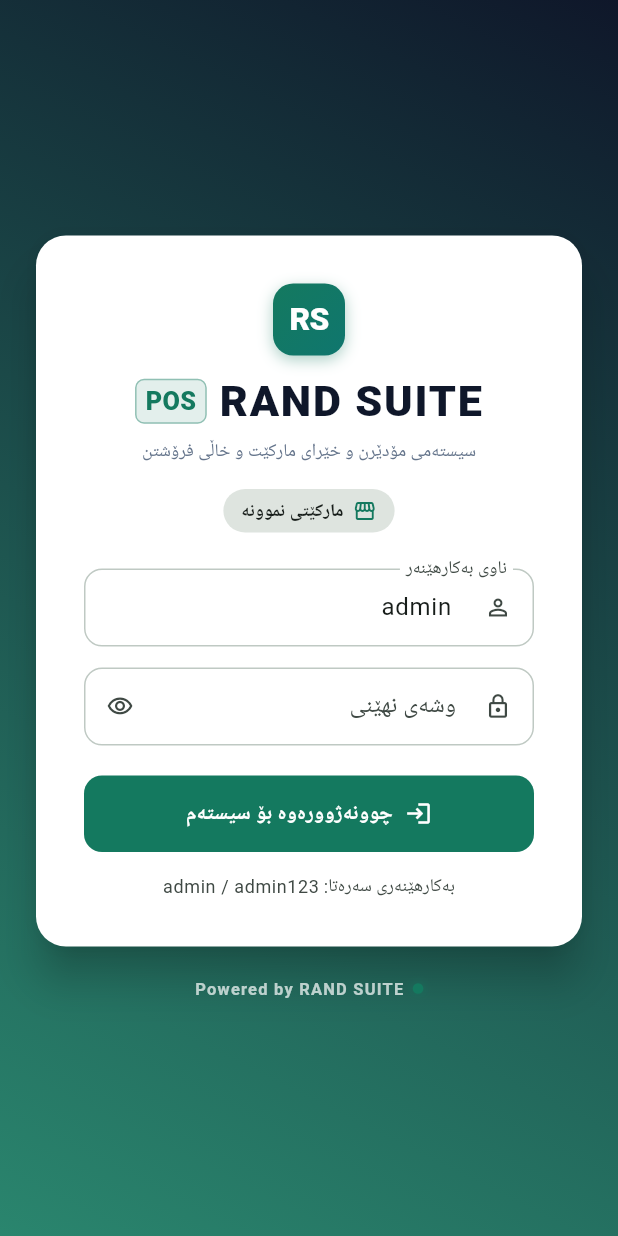
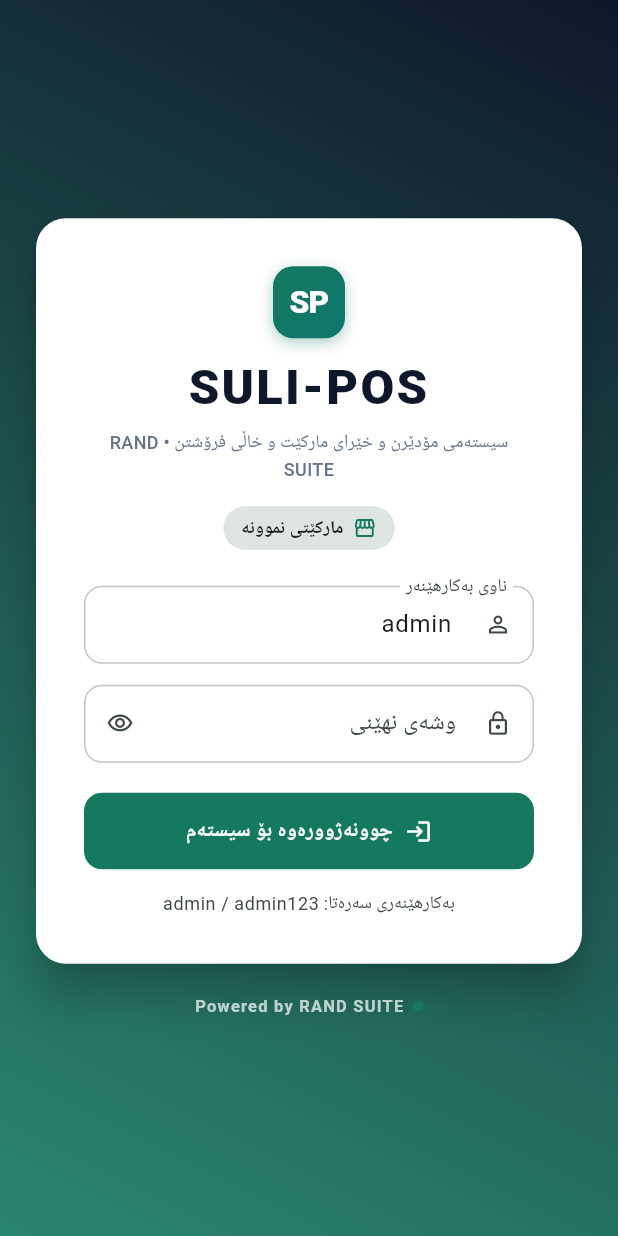
Before and after one commit to warzerahmed-ui/Suli-POS, a Flutter app: the screen it shows after launch, on a phone screen of 412 x 824 dp. Run offline on Flutter 3.47's test engine with Material 3 defaults, Android fonts, the phone set to English and light mode, and no system bars; our stand-ins replace shared_preferences; accounts and stored records are empty; network calls fail.

Commit message:
Update system name to SULI-POS across application, PWA manifest, branded icons and headers

```diff
--- a/lib/core/app_strings.dart
+++ b/lib/core/app_strings.dart
@@ -7,12 +7,12 @@
   const AppStrings._();
 
   // ── گشتی (common) ────────────────────────────────────────────────────────
-  static const String appTitle = 'RAND SUITE POS';
+  static const String appTitle = 'SULI-POS';
   static const String appSubtitle = 'سیستەمی پێشکەوتووی بەڕێوەبردنی خاڵی فرۆشتن';
-  static const String brandName = 'RAND SUITE';
+  static const String brandName = 'SULI-POS';
   static const String poweredBy = 'Powered by RAND SUITE';
   static const String developedBy = 'گەشەپێدراوە لەلایەن RAND SUITE';
-  static const String brandTagline = 'سیستەمی مۆدێرن و خێرای مارکێت و خاڵی فرۆشتن';
+  static const String brandTagline = 'سیستەمی مۆدێرن و خێرای مارکێت و خاڵی فرۆشتن • RAND SUITE';
   static const String loading = 'چاوەڕوان بە...';
   static const String noData = 'هیچ داتایەک نییە';
   static const String search = 'گەڕان';
@@ -256,12 +256,12 @@
   // ── بەرنامەی مۆبایل (PWA Install) ───────────────────────────────────────
   static const String installApp = 'دابەزاندنی ئەپ بۆ مۆبایل';
   static const String installAppDesc = 'بەکارهێنانی سیستەم وەک ئەپێکی سەربەخۆی مۆبایل';
-  static const String pwaInstallTitle = 'دامەزراندنی Suli POS لەسەر مۆبایل';
+  static const String pwaInstallTitle = 'دامەزراندنی SULI-POS لەسەر مۆبایل';
   static const String pwaInstallIosGuide =
       'بۆ ئەوەی سیستەمەکە وەک ئەپێکی ڕەسمی لەسەر ئایفۆن دابەزێت:\n'
       '١. لە وێبگەڕی Safari دەست بنێ بە دوگمەی هاوبەشکردن (Share ⎋).\n'
       '٢. لە لیستەکەدا کلیک بکە لەسەر "Add to Home Screen" (زیادکردن بۆ پەڕەی سەرەکی).\n'
-      '٣. دەست بنێ بە Add. ئێستا ئایکۆنی ڕەسمی Suli POS دەکەوێتە سەر شاشەی مۆبایلەکەت!';
+      '٣. دەست بنێ بە Add. ئێستا ئایکۆنی ڕەسمی SULI-POS دەکەوێتە سەر شاشەی مۆبایلەکەت!';
   static const String pwaInstallAndroidGuide =
       'بۆ ئەوەی سیستەمەکە وەک ئەپێکی سەربەخۆ لەسەر ئەندرۆید دابەزێت:\n'
       '١. لە وێبگەڕی Chrome دەست بنێ بە سێ خاڵەکەی سەرەوە (⋮).\n'
--- a/lib/data/firestore_service.dart
+++ b/lib/data/firestore_service.dart
@@ -3,7 +3,7 @@
 import 'package:http/http.dart' as http;
 
 /// خزمەتگوزاری پەیوەندی ڕاستەوخۆ بە فایەربەیس فایەرستۆر.
-/// Direct Firebase Firestore REST API client for Suli POS.
+/// Direct Firebase Firestore REST API client for SULI-POS.
 /// Guarantees that all products, categories, sales, users, settings, and
 /// counters are synchronized immediately with the cloud database.
 class FirestoreService {
--- a/lib/widgets/brand_badge.dart
+++ b/lib/widgets/brand_badge.dart
@@ -48,7 +48,7 @@
       ),
       child: Center(
         child: Text(
-          'RS',
+          'SP',
           style: TextStyle(
             color: Colors.white,
             fontWeight: FontWeight.w900,
@@ -66,32 +66,12 @@
           badgeIcon,
           const SizedBox(width: 8),
           Text(
-            AppStrings.brandName,
+            'SULI-POS',
             style: TextStyle(
-              fontWeight: FontWeight.bold,
-              fontSize: size * 0.45,
+              fontWeight: FontWeight.w900,
+              fontSize: size * 0.48,
               color: textColor,
-              letterSpacing: 0.5,
-            ),
-          ),
-          const SizedBox(width: 6),
-          Container(
-            padding: const EdgeInsets.symmetric(horizontal: 5, vertical: 2),
-            decoration: BoxDecoration(
-              color: AppColors.secondary.withValues(alpha: 0.15),
-              borderRadius: BorderRadius.circular(4),
-              border: Border.all(
-                color: AppColors.secondary.withValues(alpha: 0.5),
-                width: 0.8,
-              ),
-            ),
-            child: Text(
-              'POS',
-              style: TextStyle(
-                color: AppColors.secondary,
-                fontWeight: FontWeight.w800,
-                fontSize: size * 0.3,
-              ),
+              letterSpacing: 0.8,
             ),
           ),
         ],
@@ -104,39 +84,14 @@
       children: <Widget>[
         badgeIcon,
         const SizedBox(height: 10),
-        Row(
-          mainAxisSize: MainAxisSize.min,
-          children: <Widget>[
-            Text(
-              AppStrings.brandName,
-              style: TextStyle(
-                fontSize: size * 0.6,
-                fontWeight: FontWeight.w900,
-                letterSpacing: 1.2,
-                color: textColor,
-              ),
-            ),
-            const SizedBox(width: 8),
-            Container(
-              padding: const EdgeInsets.symmetric(horizontal: 6, vertical: 2),
-              decoration: BoxDecoration(
-                color: AppColors.primary.withValues(alpha: 0.12),
-                borderRadius: BorderRadius.circular(6),
-                border: Border.all(
-                  color: AppColors.primary.withValues(alpha: 0.4),
-                  width: 1,
-                ),
-              ),
-              child: Text(
-                'POS',
-                style: TextStyle(
-                  color: AppColors.primary,
-                  fontWeight: FontWeight.w800,
-                  fontSize: size * 0.35,
-                ),
-              ),
-            ),
-          ],
+        Text(
+          'SULI-POS',
+          style: TextStyle(
+            fontSize: size * 0.68,
+            fontWeight: FontWeight.w900,
+            letterSpacing: 1.5,
+            color: textColor,
+          ),
         ),
         if (showTagline) ...<Widget>[
           const SizedBox(height: 4),
```
Also changed, not shown: 8 other files.
